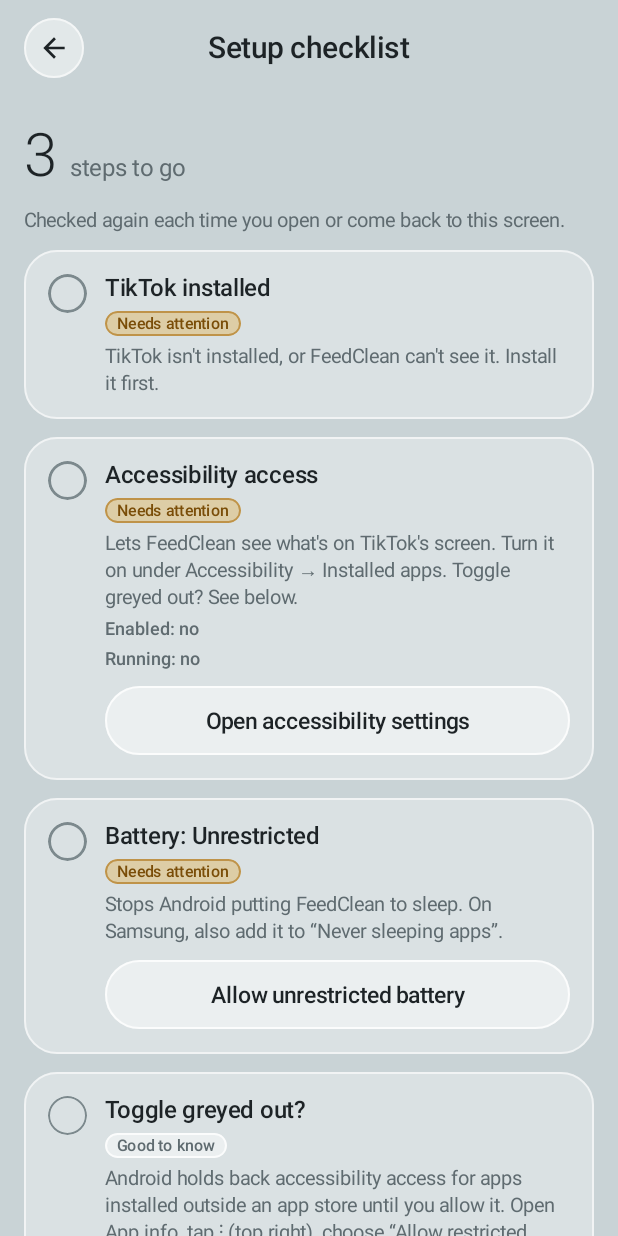
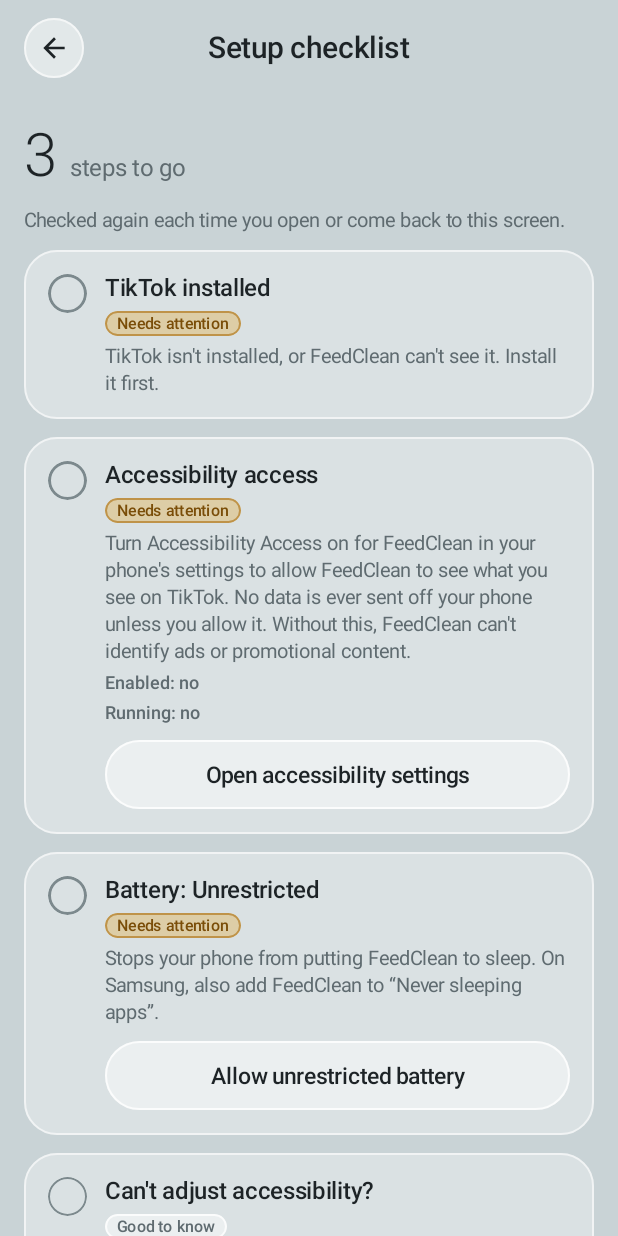
Before and after one commit to dreadnought-0/FeedClean, an Android app built with Jetpack Compose: the composable SetupRoute shown on its own in the app's theme, on a phone screen of 412 x 824 dp. Run offline under Robolectric (Android 15) with nearby library versions, the phone set to English and light mode, and no system bars.

Commit message:
Update Setup checklist copy
- Accessibility access description: how to turn it on, that data stays
  on the phone unless you allow otherwise, and that ads can't be
  identified without it
- Battery: Unrestricted: stop the phone putting FeedClean to sleep;
  on Samsung also add it to “Never sleeping apps”
- Rename “Toggle greyed out?” to “Can't adjust accessibility?”

```diff
--- a/app/src/main/res/values/strings_ui.xml
+++ b/app/src/main/res/values/strings_ui.xml
@@ -40,15 +40,15 @@
     <string name="ui_setup_service_title">Accessibility access</string>
     <string name="ui_setup_service_ok">FeedClean is switched on and running, so it can see what\'s on TikTok\'s screen.</string>
     <string name="ui_setup_service_not_running">Switched on, but the service isn\'t running yet. Turn it off and on again under Accessibility → Installed apps.</string>
-    <string name="ui_setup_service_off">Lets FeedClean see what\'s on TikTok\'s screen. Turn it on under Accessibility → Installed apps. Toggle greyed out? See below.</string>
+    <string name="ui_setup_service_off">Turn Accessibility Access on for FeedClean in your phone\'s settings to allow FeedClean to see what you see on TikTok. No data is ever sent off your phone unless you allow it. Without this, FeedClean can\'t identify ads or promotional content.</string>
     <string name="ui_setup_service_enabled_line">Enabled: %1$s</string>
     <string name="ui_setup_service_running_line">Running: %1$s</string>
     <string name="ui_setup_service_action">Open accessibility settings</string>
     <string name="ui_setup_battery_title">Battery: Unrestricted</string>
     <string name="ui_setup_battery_ok">The system won\'t put FeedClean to sleep.</string>
-    <string name="ui_setup_battery_off">Stops Android putting FeedClean to sleep. On Samsung, also add it to “Never sleeping apps”.</string>
+    <string name="ui_setup_battery_off">Stops your phone from putting FeedClean to sleep. On Samsung, also add FeedClean to “Never sleeping apps”.</string>
     <string name="ui_setup_battery_action">Allow unrestricted battery</string>
-    <string name="ui_setup_restricted_title">Toggle greyed out?</string>
+    <string name="ui_setup_restricted_title">Can\'t adjust accessibility?</string>
     <string name="ui_setup_restricted_body">Android holds back accessibility access for apps installed outside an app store until you allow it. Open App info, tap ⋮ (top right), choose “Allow restricted settings”, then try again.</string>
     <string name="ui_setup_restricted_action">Open App info</string>
     <string name="ui_setup_advanced_protection_title">Advanced Protection</string>
```
